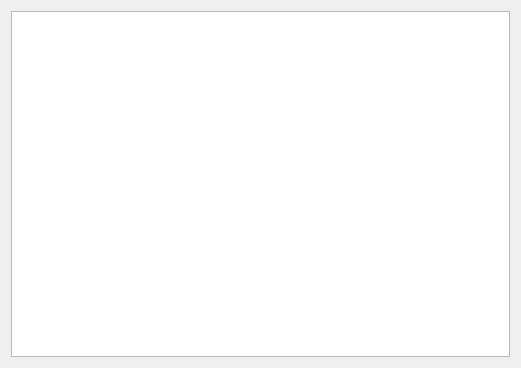
Before: the Qt Designer form interface.ui in Kath022/espresso, drawn with Qt 5.
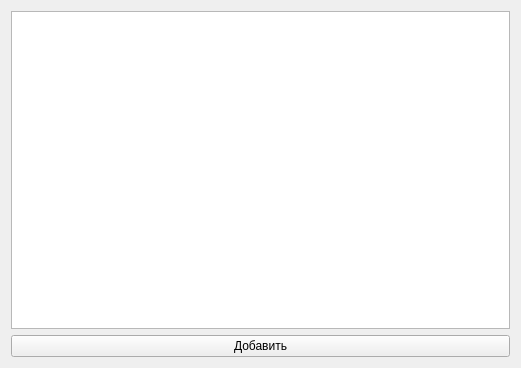
After: the same form once the commit is applied.

```diff
--- a/interface.ui
+++ b/interface.ui
@@ -17,6 +17,13 @@
    <item>
     <widget class="QTableWidget" name="tableWidget"/>
    </item>
+   <item>
+    <widget class="QPushButton" name="add_btn">
+     <property name="text">
+      <string>Добавить</string>
+     </property>
+    </widget>
+   </item>
   </layout>
  </widget>
  <resources/>
```
